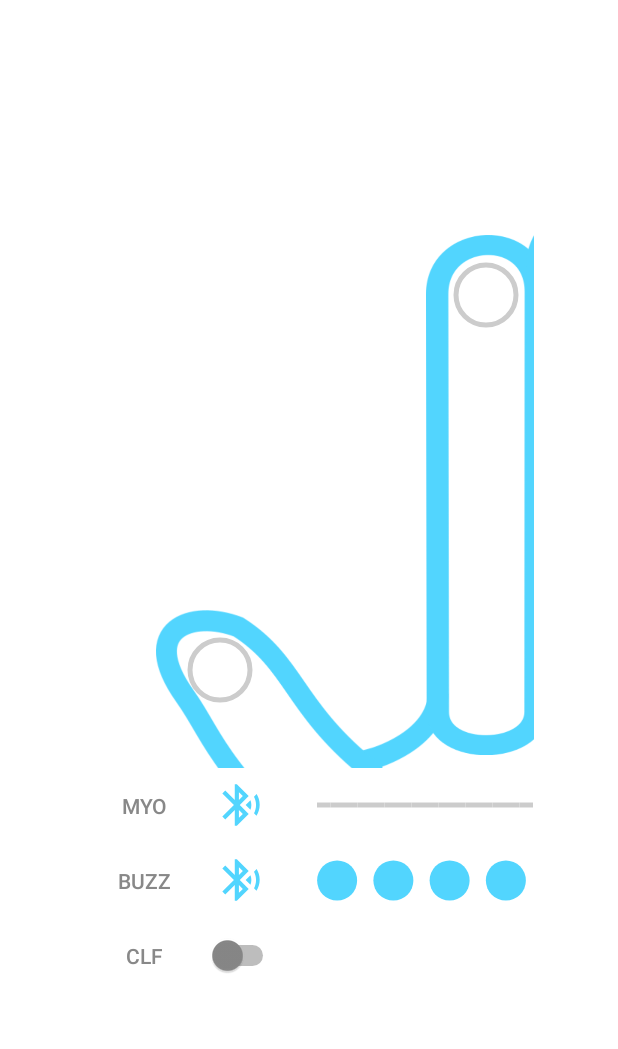
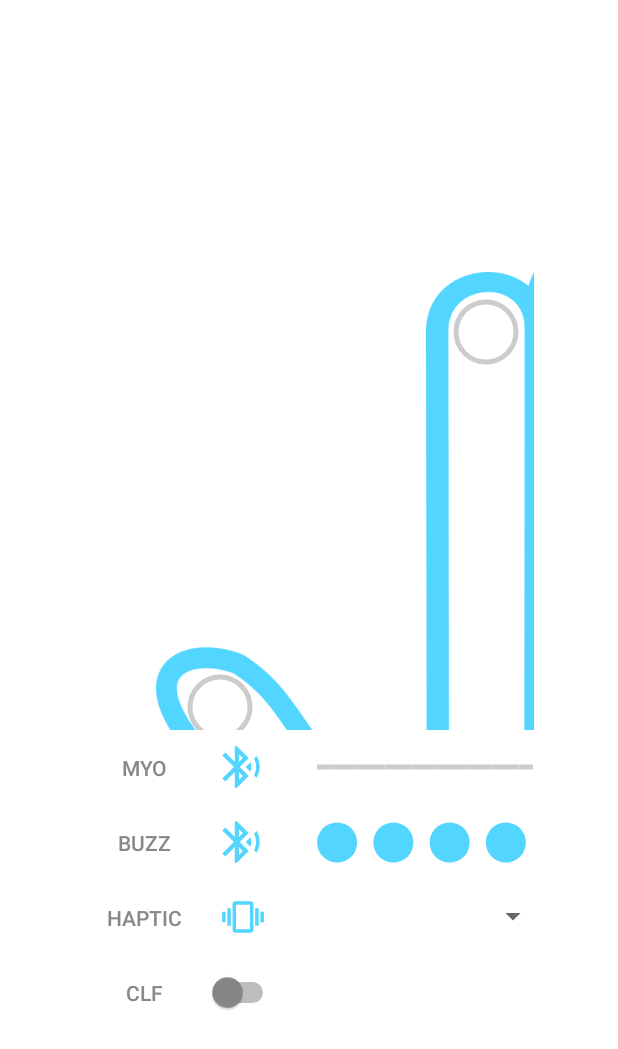
Before and after one commit to kshatilov/neobuzz-android-app, an Android app: the screen it shows after launch (MainActivity), on a phone screen of 412 x 824 dp. Shown: the top 1049 px of the screen. Run offline under Robolectric (Android 15) with nearby library versions, the phone set to English and light mode, and no system bars; our stand-ins replace RxJava, Volley; libraries missing offline, so code that uses them is left out: com.ncorti.myonnaise, com.neosensory.neosensoryblessed, fi.iki.elonen, org.tensorflow.lite; 4 statements that could not run were skipped.

Commit message:
NBTestApp Iteration 5
- Refactored dependencies for VibroTranslator
- Added VibrationPattern capable to deserialize itself from JSON
- Added type_q Vibration pattern for buzz only
- Fixed clf by scaling the input
- Added haptic pattern dropdown list (TODO implement selection)

```diff
--- a/app/build.gradle
+++ b/app/build.gradle
@@ -44,4 +44,5 @@ dependencies {
     implementation 'com.github.weliem:blessed-android:1.30'
     implementation 'com.android.volley:volley:1.1.1'
     implementation 'org.nanohttpd:nanohttpd:2.3.1'
+    implementation 'commons-io:commons-io:2.8.0'
 }
--- a/app/src/main/java/com/shatilov/neobuzz/BuzzActivity.java
+++ b/app/src/main/java/com/shatilov/neobuzz/BuzzActivity.java
@@ -25,7 +25,7 @@ public class BuzzActivity extends AppCompatActivity implements BuzzAwareActivity
     Button buzzConnectButton;
     int swipeOrder = 0;
 
-    BuzzWrapper buzz = new BuzzWrapper(this);
+    BuzzWrapper buzz = new BuzzWrapper(this, null);
     int[] motorIntensities = new int[4];
     private Button clearButton;
 
--- a/app/src/main/java/com/shatilov/neobuzz/Hand.java
+++ b/app/src/main/java/com/shatilov/neobuzz/Hand.java
@@ -1,4 +1,6 @@
 package com.shatilov.neobuzz;
+
+import java.util.Arrays;
 
 public class Hand {
     /* for each finger 0 is relaxed, 1 is fully bent */
@@ -17,6 +19,7 @@ public class Hand {
     }
 
     public String getGesture() {
+        gestureCmd = Arrays.toString(fingerPositions);
         return gestureCmd;
     }
 
--- a/app/src/main/java/com/shatilov/neobuzz/HandPanel.java
+++ b/app/src/main/java/com/shatilov/neobuzz/HandPanel.java
@@ -7,7 +7,6 @@ import android.graphics.Rect;
 import android.graphics.drawable.Drawable;
 import android.util.Pair;
 import android.view.MotionEvent;
-import android.view.View;
 
 import com.shatilov.neobuzz.utils.ColourPalette;
 import com.shatilov.neobuzz.utils.HapticFeedbackActivity;
--- a/app/src/main/java/com/shatilov/neobuzz/MainActivity.java
+++ b/app/src/main/java/com/shatilov/neobuzz/MainActivity.java
@@ -8,8 +8,10 @@ import android.view.Gravity;
 import android.view.View;
 import android.view.animation.Animation;
 import android.view.animation.AnimationUtils;
+import android.widget.ArrayAdapter;
 import android.widget.Button;
 import android.widget.LinearLayout;
+import android.widget.Spinner;
 import android.widget.Switch;
 import android.widget.Toast;
 
@@ -19,6 +21,7 @@ import com.android.volley.Request;
 import com.android.volley.RequestQueue;
 import com.android.volley.toolbox.StringRequest;
 import com.android.volley.toolbox.Volley;
+import com.shatilov.neobuzz.haptics.PatternTranslator;
 import com.shatilov.neobuzz.utils.BuzzAwareActivity;
 import com.shatilov.neobuzz.utils.BuzzWrapper;
 import com.shatilov.neobuzz.utils.ColourPalette;
@@ -33,6 +36,7 @@ import com.shatilov.neobuzz.widgets.MyoWidget;
 
 import java.io.IOException;
 import java.util.ArrayDeque;
+import java.util.ArrayList;
 import java.util.Queue;
 
 import fi.iki.elonen.NanoHTTPD;
@@ -43,7 +47,7 @@ public class MainActivity extends AppCompatActivity implements
         BuzzAwareActivity {
 
     private static final String TAG = "Neo_Buzz_Main_Activity";
-    private static final String ESP_URI = "http://192.168.137.86:5000/";
+    private static final String ESP_URI = "http://192.168.137.104:5000/";
     private static final String TEST_STABLE_URI = "http://192.168.137.1:80/";
     private static final long ESP_POLLING_TIME = 200;
 
@@ -61,11 +65,14 @@ public class MainActivity extends AppCompatActivity implements
     private EasyPredictor clf;
 
     /* Misc */
+    private Thread clientThread;
+    private boolean clientThreadIsRunning = false;
     private final Hand hand = new Hand();
     private VibroTranslator translator;
     private HandPanel handPanel;
     private View buzzLabel;
     private View myoLabel;
+    private String espUri = ESP_URI;
 
     @Override
     protected void onCreate(Bundle savedInstanceState) {
@@ -74,20 +81,28 @@ public class MainActivity extends AppCompatActivity implements
 
         clf = new EasyPredictor(this);
 
+        intiUI();
         initBLEDevices();
-        intiUI();
         initComm();
 
-        translator = new NaiveTranslator(hand, buzz, myo);
+//        translator = new NaiveTranslator(getApplicationContext(), hand, buzz);
+        translator = new PatternTranslator(getApplicationContext(), hand, buzz);
+        if (translator instanceof NaiveTranslator)((NaiveTranslator)translator).setMyo(myo);
+    }
+
+    @Override
+    protected void onDestroy() {
+        super.onDestroy();
+        myo.disconnect();
+        buzz.disconnect();
     }
 
     private void initBLEDevices() {
         myo = new MyoWrapper(this);
-        buzz = new BuzzWrapper(this);
+        buzz = new BuzzWrapper(this, buzzWidget);
     }
 
     private void intiUI() {
-        LinearLayout controlContainer = findViewById(R.id.control_container);
         getWindow().getDecorView().setBackgroundColor(Color.WHITE);
 
         Animation anim = AnimationUtils.loadAnimation(this, R.anim.progress_anim);
@@ -136,33 +151,28 @@ public class MainActivity extends AppCompatActivity implements
         switchInput.setThumbTintList(new ColorStateList(states, thumbColors));
         switchInput.setChecked(isClfEnabled);
         switchInput.setOnCheckedChangeListener((e, isChecked) -> isClfEnabled = isChecked);
+
+        // Vibration patterns
+        Spinner typeSpinner = findViewById(R.id.type_spinner);
+        ArrayList<String> options = new ArrayList<>();
+        options.add("1");
+        options.add("2");
+        options.add("3");
+        ArrayAdapter<String> adapter =
+                new ArrayAdapter<String>(getApplicationContext(),
+                        android.R.layout.simple_spinner_dropdown_item, options);
+        typeSpinner.setAdapter(adapter);
     }
 
     private void initComm() {
-
-        // HTTP Server
-        Thread serverThread = new Thread(() -> {
-            NanoHTTPD server = new NanoHTTPD(5000) {
-                @Override
-                public Response serve(IHTTPSession session) {
-                    return newFixedLengthResponse(hand.getGesture());
-                }
-            };
-            try {
-                server.start(NanoHTTPD.SOCKET_READ_TIMEOUT, false);
-            } catch (IOException e) {
-                Log.d(TAG, "initComm: Failed to start the server");
-            }
-        });
-        serverThread.start();
-
         // HTTP Client
-        Thread clientThread = new Thread(() -> {
+        clientThread = new Thread(() -> {
             RequestQueue queue = Volley.newRequestQueue(this);
-            StringRequest stringRequest = new StringRequest(Request.Method.GET, ESP_URI,
+            StringRequest stringRequest = new StringRequest(Request.Method.GET, espUri,
                     response -> {
                         if (null != response && !response.isEmpty()) {
                             Log.d(TAG, "response: " + response);
+                            // TODO process response
                         }
                     },
                     error -> {
@@ -179,7 +189,30 @@ public class MainActivity extends AppCompatActivity implements
                 }
             }
         });
-        clientThread.start();
+
+        // HTTP Server
+        Thread serverThread = new Thread(() -> {
+            NanoHTTPD server = new NanoHTTPD(5000) {
+                @Override
+                public Response serve(IHTTPSession session) {
+                    if (!clientThreadIsRunning) {
+                        espUri = "http://" + session.getRemoteIpAddress() + ":5000";
+                        clientThread.start();
+                        clientThreadIsRunning = true;
+                    }
+                    return newFixedLengthResponse(hand.getGesture());
+                }
+            };
+            try {
+                server.start(NanoHTTPD.SOCKET_READ_TIMEOUT, false);
+            } catch (IOException e) {
+                Log.d(TAG, "initComm: Failed to start the server");
+            }
+        });
+        serverThread.start();
+
+
+
     }
 
     @Override
@@ -208,18 +241,20 @@ public class MainActivity extends AppCompatActivity implements
         if (!isClfEnabled) {
             return;
         }
+        // scale input
+        for (int i = 0; i < 8; i++) {
+            emgData[i] /= MyoWrapper.EMG_MAX_VALUE;
+        }
         q.add(emgData);
         if (q.size() == EasyPredictor.SAMPLES) {
-            for (int i = 0; i < EasyPredictor.SAMPLES / 2; ++i) {
-                q.poll();
-            }
             hand.setGesture(clf.predict(q));
-            buzzWidget.update(translator.vibrate());
+            q.clear(); // no window overlap
+            translator.vibrate();
             handPanel.update();
         }
     }
 
     public void onHandUpdated() {
-        buzzWidget.update(translator.vibrate());
+        translator.vibrate();
     }
 }
--- a/app/src/main/java/com/shatilov/neobuzz/haptics/NaiveTranslator.java
+++ b/app/src/main/java/com/shatilov/neobuzz/haptics/NaiveTranslator.java
@@ -1,16 +1,17 @@
 package com.shatilov.neobuzz.haptics;
+
+import android.content.Context;
 
 import com.shatilov.neobuzz.Hand;
 import com.shatilov.neobuzz.utils.BuzzWrapper;
 import com.shatilov.neobuzz.utils.MyoWrapper;
+import com.shatilov.neobuzz.widgets.BuzzWidget;
 
 import java.util.HashMap;
 import java.util.Map;
 
-public class NaiveTranslator implements VibroTranslator {
-    private final Hand hand;
-    private final BuzzWrapper buzz;
-    private final MyoWrapper myo;
+public class NaiveTranslator extends VibroTranslator {
+    private MyoWrapper myo;
 
     private static final Map<Double, VibrationIntensity> state2vibration = new HashMap<>();
 
@@ -20,18 +21,20 @@ public class NaiveTranslator implements VibroTranslator {
         state2vibration.put(1., VibrationIntensity.HIGH);
     }
 
-    public NaiveTranslator(Hand hand, BuzzWrapper buzz, MyoWrapper myo) {
-        this.hand = hand;
-        this.buzz = buzz;
+    public NaiveTranslator(Context context, Hand hand, BuzzWrapper buzz) {
+        super(context, hand, buzz);
+    }
+
+    public void setMyo(MyoWrapper myo) {
         this.myo = myo;
     }
 
     @Override
-    public int[] vibrate() {
+    public void vibrate() {
         double[] states = hand.getFingerPositions();
 
         // haptic feedback for finger 0 on Myo
-        if (myo.isConnected()) {
+        if (null != myo && myo.isConnected()) {
             myo.sendPersistentVibration(
                     state2vibration.get(states[0])
             );
@@ -39,13 +42,9 @@ public class NaiveTranslator implements VibroTranslator {
 
         // haptic feedback for fingers 1-4 on Buzz
         int[] buzzIntensities = {0, 0, 0, 0};
-        if (!buzz.isConnected()) {
-            return buzzIntensities;
-        }
         for (int i = 1; i < 5; i++) {
             buzzIntensities[i-1] = state2vibration.get(states[i]).getValue();
         }
         buzz.sendVibration(buzzIntensities);
-        return buzzIntensities;
     }
 }
--- /dev/null
+++ b/app/src/main/java/com/shatilov/neobuzz/haptics/VibrationPattern.java
@@ -0,0 +1,83 @@
+package com.shatilov.neobuzz.haptics;
+
+import android.content.Context;
+import android.util.Log;
+
+import com.shatilov.neobuzz.R;
+
+import org.apache.commons.io.IOUtils;
+import org.json.JSONArray;
+import org.json.JSONException;
+import org.json.JSONObject;
+
+import java.io.IOException;
+import java.io.InputStream;
+import java.nio.charset.StandardCharsets;
+import java.util.ArrayList;
+import java.util.Arrays;
+import java.util.List;
+
+public class VibrationPattern {
+
+    public class GesturePattern {
+        private double [] gesture;
+        private ArrayList<int[]> pattern;
+
+        public GesturePattern(double[] gesture, ArrayList<int[]> pattern) {
+            this.gesture = gesture;
+            this.pattern = pattern;
+        }
+    }
+
+    private static final String TAG = "VibrationPattern";
+    private String id;
+    private List<GesturePattern> patterns = new ArrayList<>();
+
+    public VibrationPattern(Context context) {
+        try {
+            InputStream jStream = context.getResources().openRawResource(R.raw.pattern_type_1);
+            String body = IOUtils.toString(jStream, StandardCharsets.UTF_8);
+            jStream.close();
+            // json2pojo ??
+            JSONObject jsonObject = new JSONObject(body);
+            id = jsonObject.getString("type_id");
+            JSONArray config = jsonObject.getJSONArray("config");
+            for(int i = 0; i < config.length(); i++)
+            {
+                JSONObject iConfig = config.getJSONObject(i);
+                JSONArray gestureJArray = iConfig.getJSONArray("gesture");
+                double[] gesture = new double[5];
+                for (int j = 0; j < gestureJArray.length(); j++) {
+                    gesture[j] = Double.parseDouble(gestureJArray.getString(j));
+                }
+                ArrayList<int[]> patterns = new ArrayList<>();
+                JSONArray patternsJArray = iConfig.getJSONArray("pattern");
+                for (int j = 0; j < patternsJArray.length(); j++) {
+                    JSONArray patternJArray = patternsJArray.getJSONArray(j);
+                    int[] pattern = new int[4];
+                    Log.d(TAG, "VibrationPattern: " + patternJArray.length());
+                    for (int k = 0; k < patternJArray.length(); k++) {
+                        pattern[k] = Integer.parseInt(patternJArray.getString(k));
+                    }
+                    patterns.add(pattern);
+                }
+                this.patterns.add(new GesturePattern(gesture, patterns));
+            }
+        } catch (IOException | JSONException e) {
+            Log.d(TAG, "VibrationPattern: Failed to load vibro pattern" + e.getLocalizedMessage());
+        }
+    }
+
+    public String getId() {
+        return id;
+    }
+
+    public List<int[]> getPattern(double[] targetGesture) {
+        for (GesturePattern gp : patterns) {
+            if (Arrays.equals(gp.gesture, targetGesture)) {
+                return gp.pattern;
+            }
+        }
+        return null;
+    }
+}
--- a/app/src/main/java/com/shatilov/neobuzz/haptics/VibroTranslator.java
+++ b/app/src/main/java/com/shatilov/neobuzz/haptics/VibroTranslator.java
@@ -1,5 +1,21 @@
 package com.shatilov.neobuzz.haptics;
 
-public interface VibroTranslator {
-    int[] vibrate();
+import android.content.Context;
+
+import com.shatilov.neobuzz.Hand;
+import com.shatilov.neobuzz.utils.BuzzWrapper;
+
+public abstract class VibroTranslator {
+
+    protected final VibrationPattern vibrationPattern;
+    protected final BuzzWrapper buzz;
+    protected final Hand hand;
+
+    public VibroTranslator(Context context, Hand hand, BuzzWrapper buzz) {
+        vibrationPattern = new VibrationPattern(context);
+        this.hand = hand;
+        this.buzz = buzz;
+    }
+
+    abstract public void vibrate();
 }
--- a/app/src/main/java/com/shatilov/neobuzz/utils/EasyPredictor.java
+++ b/app/src/main/java/com/shatilov/neobuzz/utils/EasyPredictor.java
@@ -5,7 +5,7 @@ import android.os.SystemClock;
 import android.util.Log;
 
 import com.shatilov.neobuzz.Hand;
-import com.shatilov.neobuzz.ml.KirillNb100;
+import com.shatilov.neobuzz.ml.KirillNb125;
 
 import org.tensorflow.lite.DataType;
 import org.tensorflow.lite.support.tensorbuffer.TensorBuffer;
@@ -18,15 +18,15 @@ import java.util.Queue;
 public class EasyPredictor {
 
     public static final int CHANNELS = 8;
-    public static final int SAMPLES = 100;
+    public static final int SAMPLES = 125;
 
     private static final String TAG = "CLF";
 
-    private KirillNb100 model;
+    private KirillNb125 model;
 
     public EasyPredictor(Context context) {
         try {
-            model = KirillNb100.newInstance(context);
+            model = KirillNb125.newInstance(context);
         } catch (IOException e) {
             Log.d(TAG, "CLFWrapper: failed to load the model" + e.getLocalizedMessage());
         }
@@ -45,7 +45,7 @@ public class EasyPredictor {
 
         long inferenceStartTime = SystemClock.elapsedRealtime();
         inputFeature0.loadBuffer(result);
-        KirillNb100.Outputs outputs = model.process(inputFeature0);
+        KirillNb125.Outputs outputs = model.process(inputFeature0);
         TensorBuffer out = outputs.getOutputFeature0AsTensorBuffer();
         long inferenceEndTime = SystemClock.elapsedRealtime();
 
--- a/app/src/main/java/com/shatilov/neobuzz/utils/MyoWrapper.java
+++ b/app/src/main/java/com/shatilov/neobuzz/utils/MyoWrapper.java
@@ -21,6 +21,7 @@ import io.reactivex.schedulers.Schedulers;
 public class MyoWrapper {
 
     private static final int MYO_POLLING_FREQUENCY = 200;
+    public static final float EMG_MAX_VALUE = 128.F;
     private static final short VIBRO_DURATION = 100;
     private static final String TAG = "MyoWrapper: ";
 
@@ -92,10 +93,10 @@ public class MyoWrapper {
         short steps = 6;
         byte strength = (byte) intensity.getValue();
         short duration = (short) (VIBRO_DURATION / steps);
+        ByteBuffer bb = ByteBuffer.allocate(2);
+        bb.order(ByteOrder.LITTLE_ENDIAN);
+        bb.putShort(duration);
         for (int i = 0; i < steps; i++) {
-            ByteBuffer bb = ByteBuffer.allocate(2);
-            bb.order(ByteOrder.LITTLE_ENDIAN);
-            bb.putShort(duration);
             cmd[pos++] = bb.get(0);
             cmd[pos++] = bb.get(1);
             cmd[pos++] = strength;
@@ -141,6 +142,9 @@ public class MyoWrapper {
     }
 
     public void disconnect() {
+        if (isConnected) {
+            return;
+        }
         myo.disconnect();
         isConnected = false;
     }
--- /dev/null
+++ b/app/src/main/res/drawable/icon_haptic_foreground.xml
@@ -0,0 +1,15 @@
+<vector xmlns:android="http://schemas.android.com/apk/res/android"
+    android:width="108dp"
+    android:height="108dp"
+    android:viewportWidth="108"
+    android:viewportHeight="108"
+    android:tint="#52D5FE">
+  <group android:scaleX="2.61"
+      android:scaleY="2.61"
+      android:translateX="22.68"
+      android:translateY="22.68">
+    <path
+        android:fillColor="@android:color/white"
+        android:pathData="M0,15h2L2,9L0,9v6zM3,17h2L5,7L3,7v10zM22,9v6h2L24,9h-2zM19,17h2L21,7h-2v10zM16.5,3h-9C6.67,3 6,3.67 6,4.5v15c0,0.83 0.67,1.5 1.5,1.5h9c0.83,0 1.5,-0.67 1.5,-1.5v-15c0,-0.83 -0.67,-1.5 -1.5,-1.5zM16,19L8,19L8,5h8v14z"/>
+  </group>
+</vector>
--- a/app/src/main/res/layout/activity_main.xml
+++ b/app/src/main/res/layout/activity_main.xml
@@ -15,7 +15,7 @@
         <LinearLayout
             android:id="@+id/hand_container"
             android:layout_width="300dp"
-            android:layout_height="400dp"
+            android:layout_height="350dp"
             android:layout_gravity="center"
             android:orientation="vertical" />
 
@@ -76,6 +76,38 @@
             </LinearLayout>
 
             <LinearLayout
+                android:id="@+id/pattern_widget"
+                android:layout_width="300dp"
+                android:layout_height="50dp"
+                android:layout_gravity="center_horizontal"
+                android:orientation="horizontal">
+
+                <Button android:id="@+id/pattern_label"
+                    android:layout_width="80dp"
+                    android:textColor="#888888"
+                    android:layout_gravity="center_vertical"
+                    android:text="@string/haptic"
+                    style="?android:attr/borderlessButtonStyle"
+                    android:layout_height="match_parent"/>
+
+                <View
+                    android:id="@+id/haptic_icon"
+                    android:layout_width="32dp"
+                    android:layout_height="32dp"
+                    android:layout_marginEnd="22dp"
+                    android:layout_marginStart="10dp"
+                    android:layout_gravity="center_vertical"
+                    android:background="@mipmap/icon_haptic"/>
+
+                <Spinner
+                    android:layout_marginEnd="-10dp"
+                    android:layout_marginStart="10dp"
+                    android:id="@+id/type_spinner"
+                    android:layout_width="match_parent"
+                    android:layout_height="wrap_content" />
+            </LinearLayout>
+
+            <LinearLayout
                 android:id="@+id/clf_widget"
                 android:layout_width="300dp"
                 android:layout_height="50dp"
@@ -97,6 +129,8 @@
 
             </LinearLayout>
 
+
+
         </LinearLayout>
 
 
--- /dev/null
+++ b/app/src/main/res/mipmap-anydpi-v26/icon_haptic.xml
@@ -0,0 +1,5 @@
+<?xml version="1.0" encoding="utf-8"?>
+<adaptive-icon xmlns:android="http://schemas.android.com/apk/res/android">
+    <background android:drawable="@color/icon_haptic_background"/>
+    <foreground android:drawable="@drawable/icon_haptic_foreground"/>
+</adaptive-icon>
--- /dev/null
+++ b/app/src/main/res/values/icon_haptic_background.xml
@@ -0,0 +1,4 @@
+<?xml version="1.0" encoding="utf-8"?>
+<resources>
+    <color name="icon_haptic_background">#FFFFFF</color>
+</resources>
--- a/app/src/main/res/values/strings.xml
+++ b/app/src/main/res/values/strings.xml
@@ -8,4 +8,6 @@
     <string name="myo_label">myo</string>
     <string name="buzz_label">Buzz</string>
     <string name="clf_label">CLF</string>
+    <string name="esp_label">ESP</string>
+    <string name="haptic">HAPTIC</string>
 </resources>
```
Also changed, not shown: app/src/main/java/com/shatilov/neobuzz/haptics/PatternTranslator.java (+25 -10 lines), app/src/main/java/com/shatilov/neobuzz/utils/BuzzWrapper.java (+38 -1 lines), app/src/main/res/raw/pattern_type_1.json (added, +54 -0 lines), 1 other file.
